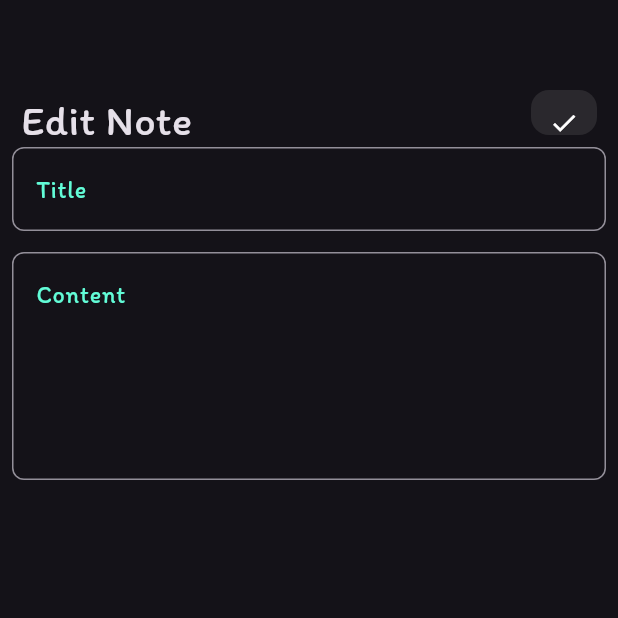
After one commit to iahmedRadwan/NoteApp, a Flutter app: the NoteView screen opened by its route, after a tap on "Flutter Tips", on a phone screen of 412 x 824 dp, the top half of it. The commit adds this screen. Run offline on Flutter 3.47's test engine with Material 3 defaults, Android fonts, the phone set to English and light mode, and no system bars; our stand-ins replace bloc, cherry_toast, dio, flutter_iconly, intl_phone_number_input, shared_preferences; accounts and stored records are empty.

Commit message:
create a edit note view

```diff
--- /dev/null
+++ b/lib/features/notes/views/edit_note_view.dart
@@ -0,0 +1,20 @@
+import 'package:flutter/material.dart';
+import 'package:note_app/features/notes/views/widgets/custom_app_bar.dart';
+
+import 'widgets/edit_note_view_body.dart';
+
+class EditNoteView extends StatelessWidget {
+  const EditNoteView({super.key});
+  static const String routeName = "edit_note_view";
+
+  @override
+  Widget build(BuildContext context) {
+    return Scaffold(
+      appBar: CustomAppBar(
+        appBarTitle: 'Edit Note',
+        icon: Icons.done,
+      ),
+      body: EditNoteViewBody(),
+    );
+  }
+}
--- a/lib/features/notes/views/note_view.dart
+++ b/lib/features/notes/views/note_view.dart
@@ -1,16 +1,20 @@
 import 'package:flutter/material.dart';
+import 'package:flutter_iconly/flutter_iconly.dart';
 import 'widgets/custom_app_bar.dart';
 import 'widgets/custom_buttom_sheet.dart';
 import 'widgets/note_view_body.dart';
 
 class NoteView extends StatelessWidget {
   const NoteView({super.key});
-  static const String routeName = "home_view";
+  static const String routeName = "note_view";
 
   @override
   Widget build(BuildContext context) {
     return Scaffold(
-      appBar: CustomAppBar(),
+      appBar: CustomAppBar(
+        appBarTitle: 'Notes',
+        icon: IconlyBroken.search,
+      ),
       body: NoteViewBody(),
       floatingActionButton: FloatingActionButton(
         onPressed: () {
--- a/lib/features/notes/views/widgets/custom_app_bar.dart
+++ b/lib/features/notes/views/widgets/custom_app_bar.dart
@@ -1,10 +1,11 @@
 import 'package:flutter/material.dart';
-import 'package:flutter_iconly/flutter_iconly.dart';
-
 import '../../../../shared/utils/colors_manager.dart';
 
 class CustomAppBar extends StatelessWidget implements PreferredSizeWidget {
-  const CustomAppBar({super.key});
+  const CustomAppBar(
+      {super.key, required this.appBarTitle, required this.icon});
+  final String appBarTitle;
+  final IconData icon;
 
   @override
   Widget build(BuildContext context) {
@@ -14,7 +15,7 @@ class CustomAppBar extends StatelessWidget implements PreferredSizeWidget {
         mainAxisAlignment: MainAxisAlignment.spaceBetween,
         children: [
           Text(
-            "Notes",
+            appBarTitle,
             style: TextStyle(
               fontSize: 28,
               fontWeight: FontWeight.normal,
@@ -27,7 +28,7 @@ class CustomAppBar extends StatelessWidget implements PreferredSizeWidget {
               color: ColorManagerHelper.kGreyColor.withOpacity(0.2),
             ),
             child: Icon(
-              IconlyBroken.search,
+              icon,
               size: 20,
             ),
           ),
--- a/lib/features/notes/views/widgets/custom_buttom_sheet.dart
+++ b/lib/features/notes/views/widgets/custom_buttom_sheet.dart
@@ -1,7 +1,6 @@
 import 'package:flutter/material.dart';
-
-import '../../../../shared/utils/colors_manager.dart';
 import '../../../core/view/components/custom_button.dart';
+import 'custom_text_field.dart';
 
 class BottomSheetWidget extends StatelessWidget {
   const BottomSheetWidget({super.key});
@@ -13,28 +12,13 @@ class BottomSheetWidget extends StatelessWidget {
       child: Column(
         mainAxisAlignment: MainAxisAlignment.center,
         children: [
-          TextField(
-            decoration: InputDecoration(
-              hintText: "Title",
-              hintStyle: TextStyle(color: ColorManagerHelper.kMainColor),
-              border: OutlineInputBorder(
-                borderRadius: BorderRadius.circular(8),
-              ),
-            ),
-          ),
+          CustomTextField(hintText: "Title"),
           SizedBox(
             height: 16,
           ),
-          TextField(
-            minLines: 5,
-            maxLines: 10,
-            decoration: InputDecoration(
-              hintText: "Description",
-              hintStyle: TextStyle(color: ColorManagerHelper.kMainColor),
-              border: OutlineInputBorder(
-                borderRadius: BorderRadius.circular(8),
-              ),
-            ),
+          CustomTextField(
+            hintText: 'Describtion',
+            maxLine: 5,
           ),
           Spacer(),
           CustomButton(
--- /dev/null
+++ b/lib/features/notes/views/widgets/custom_text_field.dart
@@ -0,0 +1,32 @@
+import 'package:flutter/material.dart';
+
+import '../../../../shared/utils/colors_manager.dart';
+
+class CustomTextField extends StatelessWidget {
+  const CustomTextField({
+    super.key,
+    this.maxLine = 1,
+    required this.hintText,
+  });
+  final int maxLine;
+  final String hintText;
+
+  @override
+  Widget build(BuildContext context) {
+    return TextField(
+      maxLines: maxLine,
+      cursorColor: Colors.white,
+      decoration: InputDecoration(
+        hintText: hintText,
+        hintStyle: TextStyle(color: ColorManagerHelper.kMainColor),
+        border: OutlineInputBorder(
+          borderRadius: BorderRadius.circular(8),
+        ),
+        focusedBorder: OutlineInputBorder(
+          borderSide: BorderSide(color: ColorManagerHelper.kMainColor),
+          borderRadius: BorderRadius.circular(8),
+        ),
+      ),
+    );
+  }
+}
--- /dev/null
+++ b/lib/features/notes/views/widgets/edit_note_view_body.dart
@@ -0,0 +1,25 @@
+import 'package:flutter/material.dart';
+import 'package:note_app/features/notes/views/widgets/custom_text_field.dart';
+
+class EditNoteViewBody extends StatelessWidget {
+  const EditNoteViewBody({super.key});
+
+  @override
+  Widget build(BuildContext context) {
+    return Padding(
+      padding: const EdgeInsets.all(8.0),
+      child: Column(
+        children: [
+          CustomTextField(hintText: "Title"),
+          SizedBox(
+            height: 14,
+          ),
+          CustomTextField(
+            hintText: "Content",
+            maxLine: 5,
+          )
+        ],
+      ),
+    );
+  }
+}
--- a/lib/features/notes/views/widgets/note_item.dart
+++ b/lib/features/notes/views/widgets/note_item.dart
@@ -1,6 +1,7 @@
 import 'package:flutter/material.dart';
 import 'package:flutter_iconly/flutter_iconly.dart';
 import 'package:note_app/features/notes/models/note_model.dart';
+import 'package:note_app/features/notes/views/edit_note_view.dart';
 
 class NoteItemListTile extends StatelessWidget {
   const NoteItemListTile({
@@ -18,7 +19,11 @@ class NoteItemListTile extends StatelessWidget {
 
   @override
   Widget build(BuildContext context) {
-    return Card(
+    return GestureDetector(
+      onTap: () {
+        Navigator.pushNamed(context, EditNoteView.routeName);
+      },
+      child: Card(
         color: kColors[noteModel.index % kColors.length],
         child: Padding(
           padding: const EdgeInsets.all(12.0),
@@ -63,6 +68,7 @@ class NoteItemListTile extends StatelessWidget {
             ],
           ),
         ),
+      ),
     );
   }
 }
--- a/lib/shared/utils/router_manger.dart
+++ b/lib/shared/utils/router_manger.dart
@@ -1,9 +1,11 @@
 import 'package:flutter/material.dart';
+import 'package:note_app/features/notes/views/edit_note_view.dart';
 
 import '../../features/notes/views/note_view.dart';
 
 abstract class AppRouter {
   static final Map<String, WidgetBuilder> appRouter = {
-    NoteView.routeName: (context) => const NoteView()
+    NoteView.routeName: (context) => const NoteView(),
+    EditNoteView.routeName: (context) => const EditNoteView()
   };
 }
```
Lines whose indentation alone changed are shown as unchanged.
